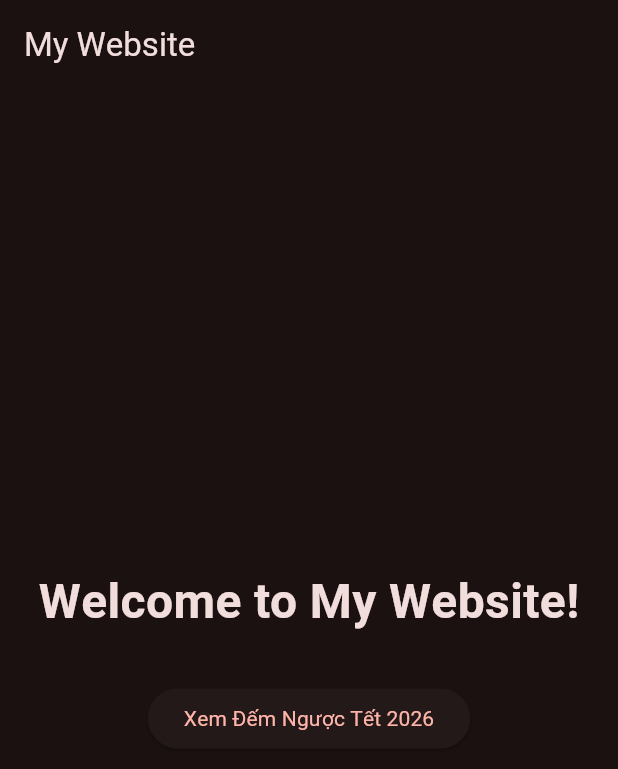
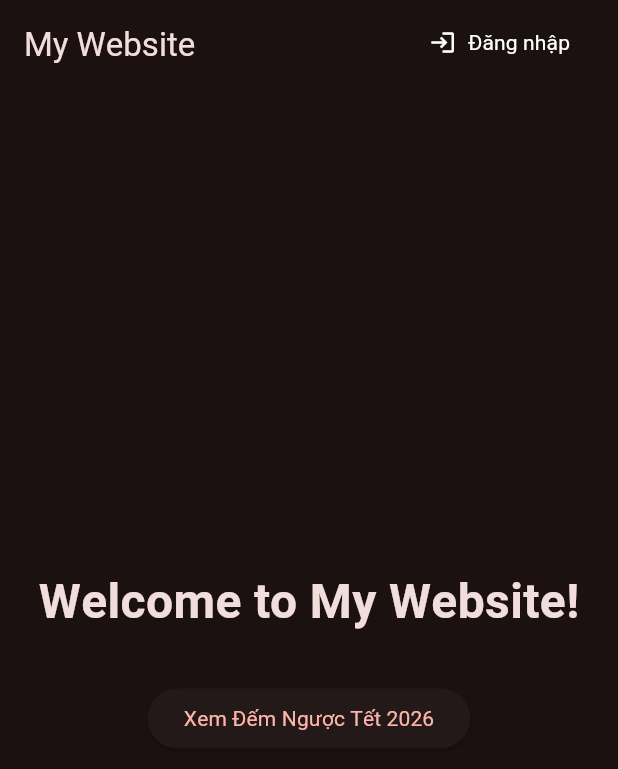
Before and after one commit to thuctv2000/flutter-web, a Flutter app: the screen it shows after launch, on a phone screen of 412 x 824 dp. Shown: the top 769 px of the screen. Run offline on Flutter 3.47's test engine with Material 3 defaults, Android fonts, the phone set to English and light mode, and no system bars; our stand-ins replace dartz, dio, equatable, firebase_auth, flutter_bloc, get_it and 3 more; accounts and stored records are empty.

Commit message:
style: Set login button's icon and text color to white.

```diff
--- a/lib/features/home/presentation/pages/landing_page.dart
+++ b/lib/features/home/presentation/pages/landing_page.dart
@@ -12,10 +12,10 @@ class LandingPage extends StatelessWidget {
         actions: [
           TextButton.icon(
             onPressed: () => context.go('/login'),
-            icon: const Icon(Icons.login),
+            icon: const Icon(Icons.login, color: Colors.white),
             label: const Text('Đăng nhập'),
             style: TextButton.styleFrom(
-              foregroundColor: Theme.of(context).primaryColor,
+              foregroundColor: Colors.white,
             ),
           ),
           const SizedBox(width: 16),
```
